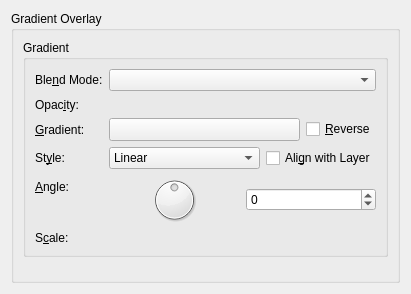
This is libs/ui/layerstyles/WdgGradientOverlay.ui in KDE/krita as Qt 5 draws it before an edit. The edited form follows.
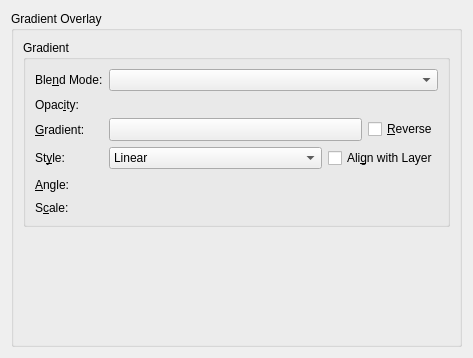
This is the edited form. Custom widgets are drawn as their Qt base class.

Commit message: Layer Styles UI: fix for angle selection, small UI tweaks

```diff
--- a/libs/ui/layerstyles/WdgGradientOverlay.ui
+++ b/libs/ui/layerstyles/WdgGradientOverlay.ui
@@ -6,8 +6,8 @@
    <rect>
     <x>0</x>
     <y>0</y>
-    <width>411</width>
-    <height>294</height>
+    <width>473</width>
+    <height>358</height>
    </rect>
   </property>
   <layout class="QGridLayout" name="gridLayout">
@@ -171,41 +171,11 @@
             <string>&amp;Angle:</string>
            </property>
            <property name="buddy">
-            <cstring>dialAngle</cstring>
+            <cstring>angleSelector</cstring>
            </property>
           </widget>
          </item>
-         <item row="4" column="1">
-          <layout class="QHBoxLayout" name="horizontalLayout_2">
-           <item>
-            <widget class="QDial" name="dialAngle">
-             <property name="toolTip">
-              <string>Set the angle of the light source</string>
-             </property>
-             <property name="minimum">
-              <number>-179</number>
-             </property>
-             <property name="maximum">
-              <number>180</number>
-             </property>
-             <property name="wrapping">
-              <bool>true</bool>
-             </property>
-            </widget>
-           </item>
-           <item>
-            <widget class="KisIntParseSpinBox" name="intAngle">
-             <property name="minimum">
-              <number>-179</number>
-             </property>
-             <property name="maximum">
-              <number>180</number>
-             </property>
-            </widget>
-           </item>
-          </layout>
-         </item>
-         <item row="5" column="0">
+         <item row="6" column="0">
           <widget class="QLabel" name="label_8">
            <property name="text">
             <string>S&amp;cale:</string>
@@ -215,7 +185,7 @@
            </property>
           </widget>
          </item>
-         <item row="5" column="1">
+         <item row="6" column="1">
           <widget class="KisSliderSpinBox" name="intScale" native="true">
            <property name="sizePolicy">
             <sizepolicy hsizetype="Expanding" vsizetype="Preferred">
@@ -228,6 +198,33 @@
            </property>
           </widget>
          </item>
+         <item row="4" column="1">
+          <layout class="QHBoxLayout" name="horizontalLayout">
+           <item>
+            <widget class="KisLayerStyleAngleSelector" name="angleSelector" native="true">
+             <property name="sizePolicy">
+              <sizepolicy hsizetype="Preferred" vsizetype="Preferred">
+               <horstretch>0</horstretch>
+               <verstretch>0</verstretch>
+              </sizepolicy>
+             </property>
+            </widget>
+           </item>
+           <item>
+            <spacer name="horizontalSpacer">
+             <property name="orientation">
+              <enum>Qt::Horizontal</enum>
+             </property>
+             <property name="sizeHint" stdset="0">
+              <size>
+               <width>40</width>
+               <height>20</height>
+              </size>
+             </property>
+            </spacer>
+           </item>
+          </layout>
+         </item>
         </layout>
         <zorder>label_6</zorder>
         <zorder>intScale</zorder>
@@ -259,11 +256,6 @@
   </layout>
  </widget>
  <customwidgets>
-  <customwidget>
-   <class>KisIntParseSpinBox</class>
-   <extends>QSpinBox</extends>
-   <header>kis_int_parse_spin_box.h</header>
-  </customwidget>
   <customwidget>
    <class>KisSliderSpinBox</class>
    <extends>QWidget</extends>
@@ -275,6 +267,12 @@
    <extends>QComboBox</extends>
    <header location="global">kis_cmb_composite.h</header>
   </customwidget>
+  <customwidget>
+   <class>KisLayerStyleAngleSelector</class>
+   <extends>QWidget</extends>
+   <header>KisLayerStyleAngleSelector.h</header>
+   <container>1</container>
+  </customwidget>
   <customwidget>
    <class>KisCmbGradient</class>
    <extends>QToolButton</extends>
```
The commit also changes 10 other files.
